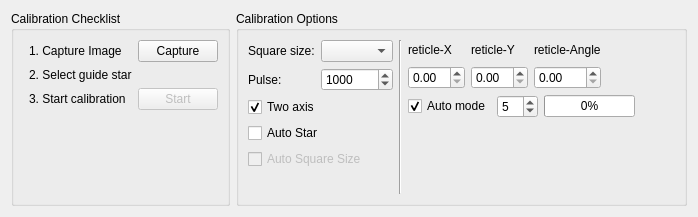
Old version of the form kstars/ekos/guide/rcalibration.ui in the repository KDE/kstars.
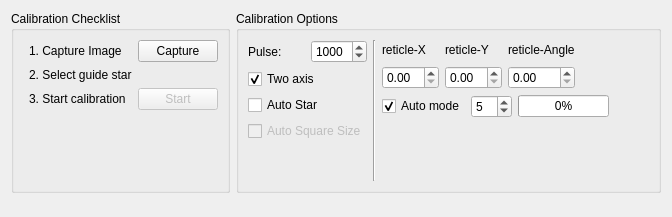
New version of the form. Custom widgets are drawn as their Qt base class.

```diff
--- a/kstars/ekos/guide/rcalibration.ui
+++ b/kstars/ekos/guide/rcalibration.ui
@@ -148,23 +148,13 @@
           <item>
            <layout class="QGridLayout" name="gridLayout_2">
             <item row="0" column="0">
-             <widget class="QLabel" name="l_25">
-              <property name="text">
-               <string>Square size:</string>
-              </property>
-             </widget>
-            </item>
-            <item row="0" column="1">
-             <widget class="QComboBox" name="comboBox_SquareSize"/>
-            </item>
-            <item row="1" column="0">
              <widget class="QLabel" name="l_29">
               <property name="text">
                <string>Pulse:</string>
               </property>
              </widget>
             </item>
-            <item row="1" column="1">
+            <item row="0" column="1">
              <widget class="QSpinBox" name="spinBox_Pulse">
               <property name="minimum">
                <number>100</number>
```
